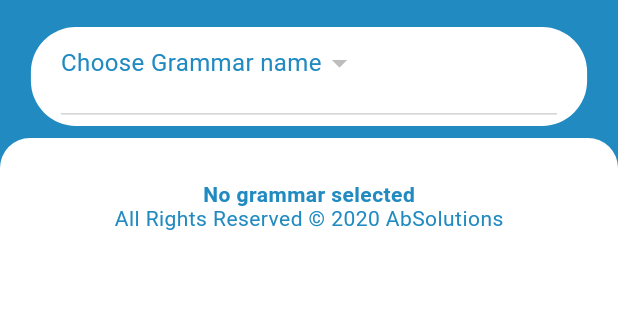
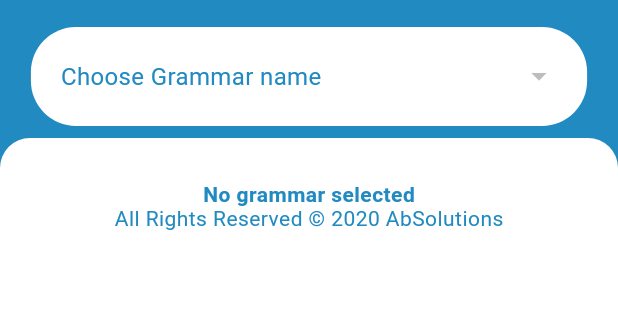
Before and after one commit to abdelrahmanbonna/ENGram-FlutterApp, a Flutter app: the screen it shows after launch, on a phone screen of 412 x 824 dp, the part 57-377 px from its top. Run offline on Flutter 3.47's test engine with Material 2 defaults, Android fonts, the phone set to English and light mode, and no system bars; our stand-ins replace cloud_firestore; accounts and stored records are empty.

Commit message:
fixing the android part

```diff
--- a/lib/screens/home.dart
+++ b/lib/screens/home.dart
@@ -168,6 +168,7 @@ class _HomeState extends State<Home> {
                       color: Colors.white,
                       borderRadius: BorderRadius.all(Radius.circular(30)),
                     ),
+                    child: DropdownButtonHideUnderline(
                       child: DropdownButton(
                         style: Theme.of(context)
                             .textTheme
@@ -180,6 +181,9 @@ class _HomeState extends State<Home> {
                           });
                         },
                         value: valueSelected,
+                        autofocus: false,
+                        dropdownColor: Colors.white,
+                        isExpanded: true,
                         elevation: 0,
                         hint: Text(
                           "Choose Grammar name",
@@ -188,6 +192,7 @@ class _HomeState extends State<Home> {
                               .textTheme
                               .subtitle1
                               .merge(TextStyle(color: kAppTheme.primaryColor)),
+                        ),
                       ),
                     ),
                   ),
```
Also changed, not shown: 1 other file. Lines whose indentation alone changed are shown as unchanged.
